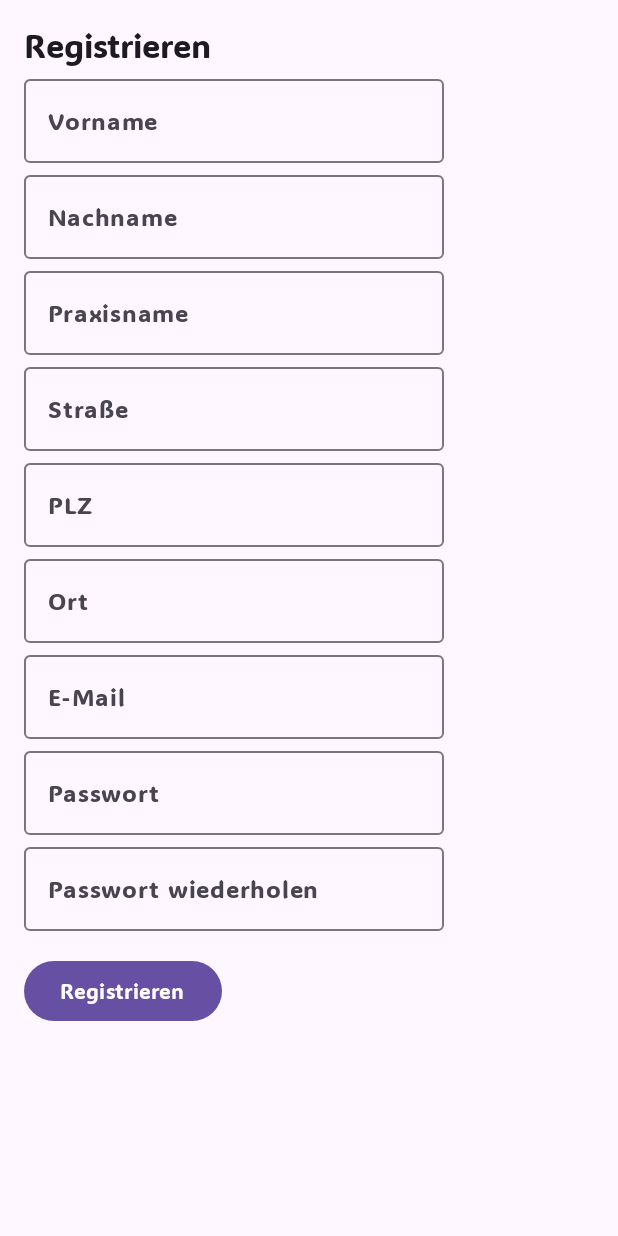
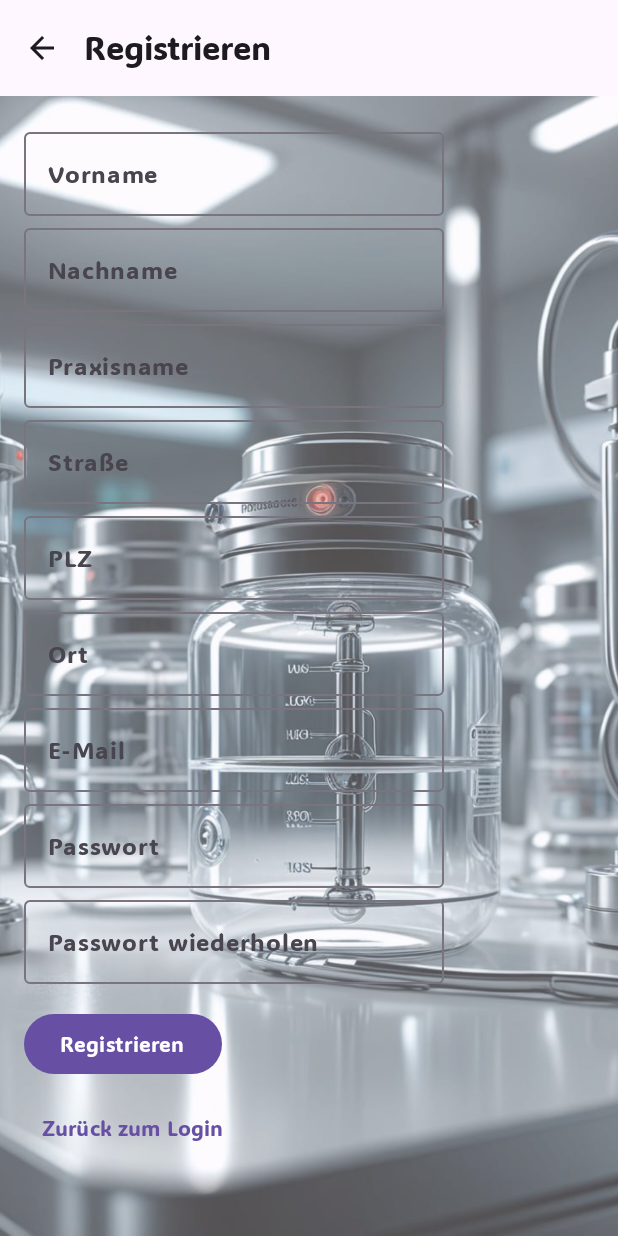
Before and after one commit to DominicDobbrunz/AEMP, an Android app built with Jetpack Compose: the composable RegisterScreen shown on its own in the app's theme, on a phone screen of 412 x 824 dp. Run offline under Robolectric (Android 15) with nearby library versions, the phone set to English and light mode, and no system bars; our stand-ins replace Firebase (no records; nobody signed in at launch, a user with empty details on screens opened directly); libraries missing offline, so code that uses them is left out: com.example.compose.

Commit message:
login erstellt

```diff
--- a/app/src/main/AndroidManifest.xml
+++ b/app/src/main/AndroidManifest.xml
@@ -26,7 +26,7 @@
             </intent-filter>
         </activity>
         <service
-            android:name=".MyFirebaseMessagingService"
+            android:name=".data.service.MyFirebaseMessagingService"
             android:exported="false">
             <intent-filter>
                 <action android:name="com.google.firebase.MESSAGING_EVENT" />
--- a/app/src/main/java/de/syntax/aemp/MainActivity.kt
+++ b/app/src/main/java/de/syntax/aemp/MainActivity.kt
@@ -8,7 +8,7 @@ import androidx.lifecycle.viewmodel.compose.viewModel
 import de.syntax.aemp.ui.theme.AEMPTheme
 import de.syntax.aemp.ui.theme.composable.AppLauncher
 import de.syntax.aemp.ui.theme.composable.Launch
-import de.syntax.aemp.ui.theme.composable.RootApp
+import de.syntax.aemp.di.RootApp
 import de.syntax.aemp.ui.theme.viewModel.UserViewModel
 import kotlin.time.Duration.Companion.seconds
 
--- a/app/src/main/java/de/syntax/aemp/UserProfile.kt
+++ b/app/src/main/java/de/syntax/aemp/data/model/UserProfile.kt
@@ -1,4 +1,4 @@
-package de.syntax.aemp
+package de.syntax.aemp.data.model
 
 data class UserProfile(
     val uid: String = "",
--- a/app/src/main/java/de/syntax/aemp/FirebaseRepository.kt
+++ b/app/src/main/java/de/syntax/aemp/data/repository/FirebaseRepository.kt
@@ -1,8 +1,9 @@
-package de.syntax.aemp
+package de.syntax.aemp.data.repository
 
 import com.google.firebase.Firebase
 import com.google.firebase.auth.auth
 import com.google.firebase.firestore.firestore
+import de.syntax.aemp.data.model.UserProfile
 
 object FirebaseRepository {
     private val db = Firebase.firestore
--- /dev/null
+++ b/app/src/main/java/de/syntax/aemp/ui/theme/composable/BackgroundImage.kt
@@ -0,0 +1,30 @@
+package de.syntax.aemp.ui.theme.composable
+
+import androidx.compose.foundation.Image
+import androidx.compose.foundation.layout.fillMaxSize
+import androidx.compose.runtime.Composable
+import androidx.compose.ui.Modifier
+import androidx.compose.ui.draw.alpha
+import androidx.compose.ui.layout.ContentScale
+import androidx.compose.ui.res.painterResource
+import androidx.compose.ui.tooling.preview.Preview
+import de.syntax.aemp.R
+
+@Composable
+fun BackgroundImage() {
+    Image(
+        painter = painterResource(id = R.drawable.medi1),
+        contentDescription = "Hintergrund",
+        modifier = Modifier
+            .fillMaxSize()
+            .alpha(0.7f),
+        contentScale = ContentScale.Crop
+
+    )
+}
+
+@Preview(showBackground = true)
+@Composable
+fun BackGroundPreviw() {
+    BackgroundImage()
+}
--- a/app/src/main/java/de/syntax/aemp/ui/theme/screen/RegisterScreen.kt
+++ b/app/src/main/java/de/syntax/aemp/ui/theme/screen/RegisterScreen.kt
@@ -1,16 +1,25 @@
 package de.syntax.aemp.ui.theme.screen
 
 import android.widget.Toast
+import androidx.compose.foundation.layout.Box
 import androidx.compose.foundation.layout.Column
 import androidx.compose.foundation.layout.Spacer
+import androidx.compose.foundation.layout.fillMaxSize
 import androidx.compose.foundation.layout.height
 import androidx.compose.foundation.layout.padding
 import androidx.compose.foundation.rememberScrollState
 import androidx.compose.foundation.verticalScroll
+import androidx.compose.material.icons.Icons
+import androidx.compose.material.icons.automirrored.filled.ArrowBack
 import androidx.compose.material3.Button
-import androidx.compose.material3.MaterialTheme
+import androidx.compose.material3.ExperimentalMaterial3Api
+import androidx.compose.material3.Icon
+import androidx.compose.material3.IconButton
 import androidx.compose.material3.OutlinedTextField
+import androidx.compose.material3.Scaffold
 import androidx.compose.material3.Text
+import androidx.compose.material3.TextButton
+import androidx.compose.material3.TopAppBar
 import androidx.compose.runtime.Composable
 import androidx.compose.runtime.getValue
 import androidx.compose.runtime.mutableStateOf
@@ -20,13 +29,19 @@ import androidx.compose.ui.Modifier
 import androidx.compose.ui.platform.LocalContext
 import androidx.compose.ui.text.input.PasswordVisualTransformation
 import androidx.compose.ui.unit.dp
+import androidx.navigation.NavHostController
 import com.google.firebase.auth.ktx.auth
 import com.google.firebase.ktx.Firebase
-import de.syntax.aemp.FirebaseRepository
-import de.syntax.aemp.UserProfile
+import de.syntax.aemp.data.repository.FirebaseRepository
+import de.syntax.aemp.data.model.UserProfile
+import de.syntax.aemp.ui.theme.composable.BackgroundImage
 
+@OptIn(ExperimentalMaterial3Api::class)
 @Composable
-fun RegisterScreen(onRegisterSuccess: () -> Unit) {
+fun RegisterScreen(
+    navController: NavHostController,
+    onRegisterSuccess: () -> Unit
+) {
     val context = LocalContext.current
     var firstName by remember { mutableStateOf("") }
     var lastName by remember { mutableStateOf("") }
@@ -38,24 +53,80 @@ fun RegisterScreen(onRegisterSuccess: () -> Unit) {
     var password by remember { mutableStateOf("") }
     var passwordRepeat by remember { mutableStateOf("") }
 
-    Column(Modifier.verticalScroll(rememberScrollState()).padding(16.dp)) {
-        Text("Registrieren", style = MaterialTheme.typography.titleLarge)
+    Scaffold(
+        topBar = {
+            TopAppBar(
+                title = { Text("Registrieren") },
+                navigationIcon = {
+                    IconButton(onClick = { navController.popBackStack() }) {
+                        Icon(Icons.AutoMirrored.Filled.ArrowBack, contentDescription = "Zurück")
+                    }
+                }
+            )
+        }
+    ) { innerPadding ->
+        Box(
+            modifier = Modifier
+                .fillMaxSize()
+                .padding(innerPadding)
+        ) {
+            BackgroundImage()
+            Column(
+                Modifier
+                    .verticalScroll(rememberScrollState())
+                    .padding(16.dp)
 
-        OutlinedTextField(value = firstName, onValueChange = { firstName = it }, label = { Text("Vorname") })
-        OutlinedTextField(value = lastName, onValueChange = { lastName = it }, label = { Text("Nachname") })
-        OutlinedTextField(value = praxisName, onValueChange = { praxisName = it }, label = { Text("Praxisname") })
-        OutlinedTextField(value = street, onValueChange = { street = it }, label = { Text("Straße") })
-        OutlinedTextField(value = postalCode, onValueChange = { postalCode = it }, label = { Text("PLZ") })
-        OutlinedTextField(value = city, onValueChange = { city = it }, label = { Text("Ort") })
-        OutlinedTextField(value = email, onValueChange = { email = it }, label = { Text("E-Mail") })
-        OutlinedTextField(value = password, onValueChange = { password = it }, label = { Text("Passwort") }, visualTransformation = PasswordVisualTransformation())
-        OutlinedTextField(value = passwordRepeat, onValueChange = { passwordRepeat = it }, label = { Text("Passwort wiederholen") }, visualTransformation = PasswordVisualTransformation())
+            ) {
+                OutlinedTextField(
+                    value = firstName,
+                    onValueChange = { firstName = it },
+                    label = { Text("Vorname") })
+                OutlinedTextField(
+                    value = lastName,
+                    onValueChange = { lastName = it },
+                    label = { Text("Nachname") })
+                OutlinedTextField(
+                    value = praxisName,
+                    onValueChange = { praxisName = it },
+                    label = { Text("Praxisname") })
+                OutlinedTextField(
+                    value = street,
+                    onValueChange = { street = it },
+                    label = { Text("Straße") })
+                OutlinedTextField(
+                    value = postalCode,
+                    onValueChange = { postalCode = it },
+                    label = { Text("PLZ") })
+                OutlinedTextField(
+                    value = city,
+                    onValueChange = { city = it },
+                    label = { Text("Ort") })
+                OutlinedTextField(
+                    value = email,
+                    onValueChange = { email = it },
+                    label = { Text("E-Mail") })
+                OutlinedTextField(
+                    value = password,
+                    onValueChange = { password = it },
+                    label = { Text("Passwort") },
+                    visualTransformation = PasswordVisualTransformation()
+                )
+                OutlinedTextField(
+                    value = passwordRepeat,
+                    onValueChange = { passwordRepeat = it },
+                    label = { Text("Passwort wiederholen") },
+                    visualTransformation = PasswordVisualTransformation()
+                )
 
                 Spacer(Modifier.height(16.dp))
 
                 Button(onClick = {
                     if (password != passwordRepeat) {
-                Toast.makeText(context, "Passwörter stimmen nicht überein", Toast.LENGTH_SHORT).show()
+                        Toast.makeText(
+                            context,
+                            "Passwörter stimmen nicht überein",
+                            Toast.LENGTH_SHORT
+                        ).show()
                         return@Button
                     }
 
@@ -74,10 +145,22 @@ fun RegisterScreen(onRegisterSuccess: () -> Unit) {
                             )
                             FirebaseRepository.saveUserProfile(profile)
                             result.user?.sendEmailVerification()
-                    onRegisterSuccess()
+
+                            // 🔽 Navigiere zum MainScreen
+                            navController.navigate("device_list") {
+                                popUpTo("register") { inclusive = true }
+                            }
                         }
                 }) {
                     Text("Registrieren")
                 }
+
+                Spacer(modifier = Modifier.height(8.dp))
+
+                TextButton(onClick = { navController.popBackStack("login", inclusive = false) }) {
+                    Text("Zurück zum Login")
                 }
             }
+        }
+    }
+}
--- a/app/src/main/java/de/syntax/aemp/ui/theme/viewModel/UserViewModel.kt
+++ b/app/src/main/java/de/syntax/aemp/ui/theme/viewModel/UserViewModel.kt
@@ -4,7 +4,7 @@ import androidx.lifecycle.ViewModel
 import com.google.firebase.auth.FirebaseAuth
 import com.google.firebase.auth.FirebaseUser
 import com.google.firebase.firestore.FirebaseFirestore
-import de.syntax.aemp.UserProfile
+import de.syntax.aemp.data.model.UserProfile
 import kotlinx.coroutines.flow.MutableStateFlow
 import kotlinx.coroutines.flow.StateFlow
 
```
Also changed, not shown: app/src/main/java/de/syntax/aemp/di/RootApp.kt (added, +77 -0 lines), app/src/main/java/de/syntax/aemp/ui/theme/screen/LoginScreen.kt (+17 -2 lines), app/src/main/java/de/syntax/aemp/ui/theme/screen/MainScreen.kt (added, +71 -0 lines), app/src/main/res/drawable/icons8_dishwasher_24.png (added), app/src/main/res/drawable/icons8_resume_24.png (added), app/src/main/res/drawable/icons8_syringe_24.png (added). Lines whose indentation alone changed are shown as unchanged.
